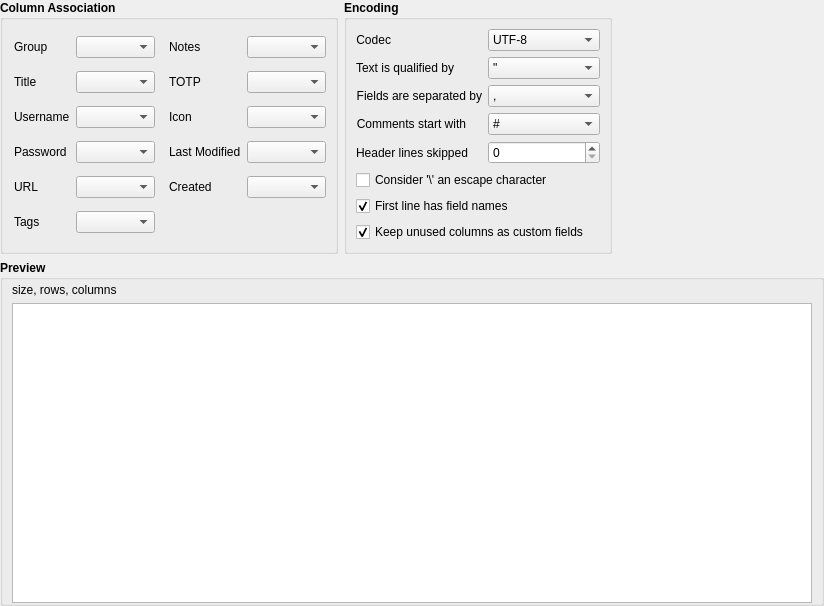
First picture: the form in src/gui/csvImport/CsvImportWidget.ui, repository scramblr/keepassxc-titanium, before the edit.
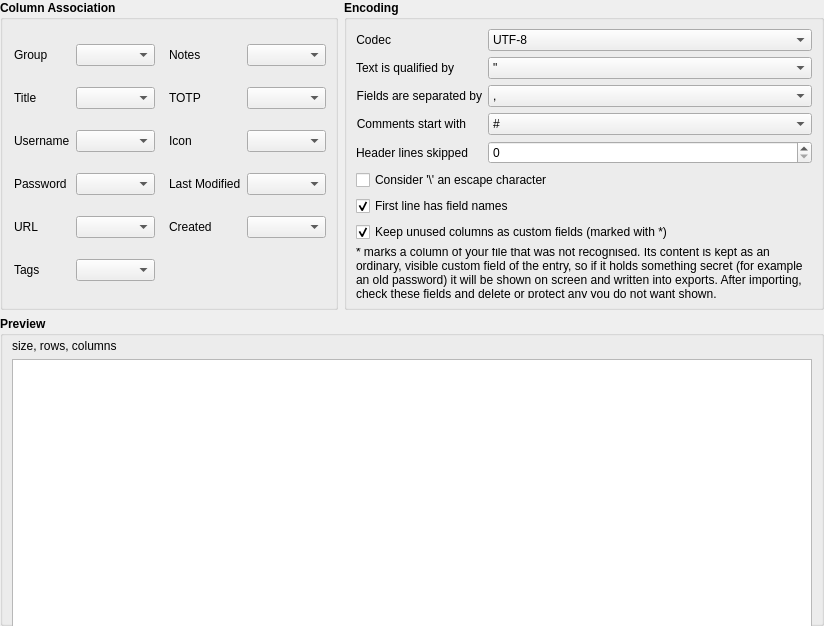
Second picture: the form after the edit.

Commit message:
CSV import: mark kept unrecognised columns with an asterisk and explain it on the form
A column of the file that the form has no field for is still kept as a visible
custom field (the user decided against hiding them), but its name now ends in
" *" and a note under the checkbox says what the asterisk means and that the
content may be shown on screen and written into exports. Tests expect the new
names on purpose.

What changed in the file:
```diff
--- a/src/gui/csvImport/CsvImportWidget.ui
+++ b/src/gui/csvImport/CsvImportWidget.ui
@@ -725,13 +725,29 @@
            <string>Columns of the file that are not used for any field above are kept as custom fields of each entry (empty cells are skipped). Untick this to leave them out.</string>
           </property>
           <property name="text">
-           <string>Keep unused columns as custom fields</string>
+           <string>Keep unused columns as custom fields (marked with *)</string>
           </property>
           <property name="checked">
            <bool>true</bool>
           </property>
          </widget>
         </item>
+        <item row="8" column="0" colspan="2">
+         <widget class="QLabel" name="labelKeepOtherColumnsNote">
+          <property name="font">
+           <font>
+            <weight>50</weight>
+            <bold>false</bold>
+           </font>
+          </property>
+          <property name="text">
+           <string>* marks a column of your file that was not recognised. Its content is kept as an ordinary, visible custom field of the entry, so if it holds something secret (for example an old password) it will be shown on screen and written into exports. After importing, check these fields and delete or protect any you do not want shown.</string>
+          </property>
+          <property name="wordWrap">
+           <bool>true</bool>
+          </property>
+         </widget>
+        </item>
        </layout>
       </widget>
      </item>
```
The commit also changes 2 other files.
